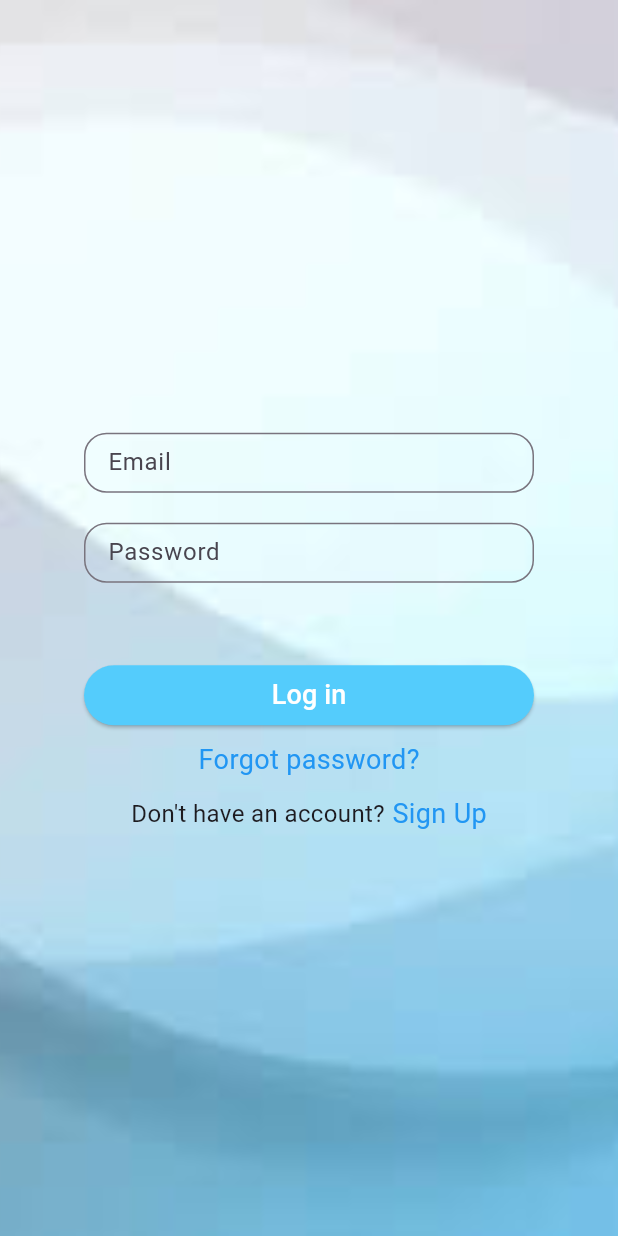
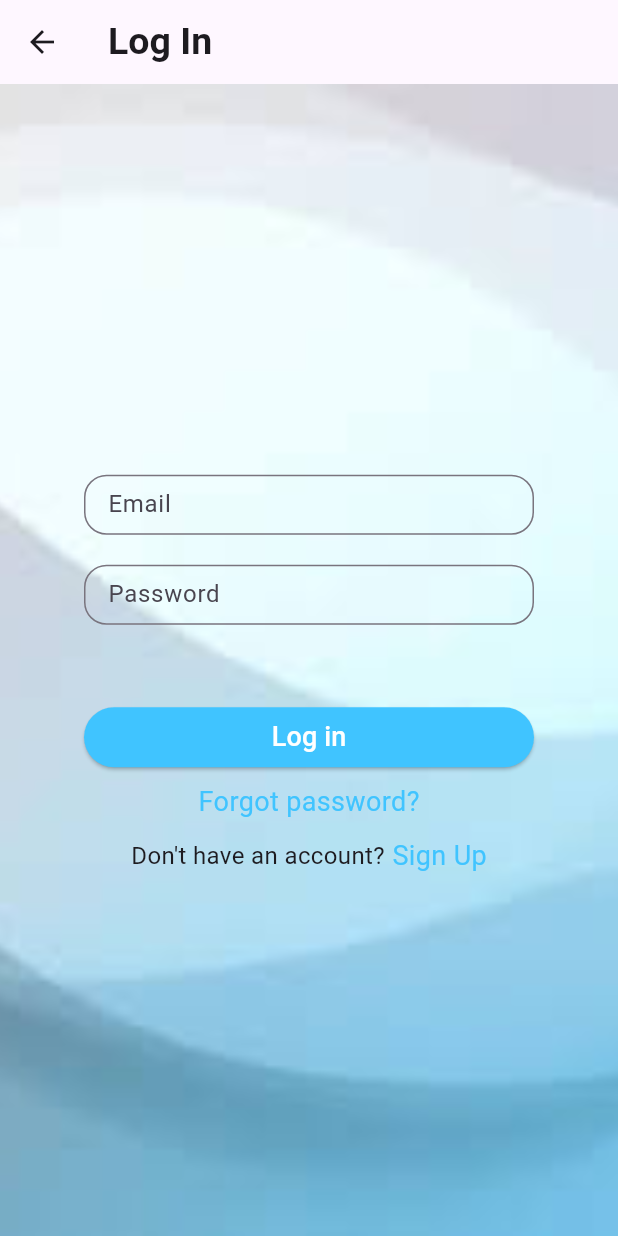
Before and after one commit to princejs446/Main-project-3, a Flutter app: the screen it shows after launch, after a tap on "Login", on a phone screen of 412 x 824 dp. Run offline on Flutter 3.47's test engine with Material 3 defaults, Android fonts, the phone set to English and light mode, and no system bars; our stand-ins replace firebase_auth, firebase_core; accounts and stored records are empty; network calls fail.

Commit message:
Quiz app on 20/12/2024

```diff
--- a/lib/login.dart
+++ b/lib/login.dart
@@ -53,6 +53,12 @@ class _LoginPageState extends State<LoginPage> {
   @override
   Widget build(BuildContext context) {
     return Scaffold(
+      appBar: AppBar(
+        title: Text(
+          'Log In',
+          style: TextStyle(fontSize: 25, fontWeight: FontWeight.bold),
+        ),
+      ),
       body: Stack(
         children: [
 
@@ -95,7 +101,7 @@ class _LoginPageState extends State<LoginPage> {
                 width: 300,
                 child: ElevatedButton(
                   style: ElevatedButton.styleFrom(
-                    backgroundColor: const Color.fromARGB(255, 84, 204, 252),
+                    backgroundColor: Colors.lightBlueAccent,
                     foregroundColor: Colors.white,
                   ),
                   onPressed: _signIn,
@@ -115,7 +121,7 @@ class _LoginPageState extends State<LoginPage> {
                     },
                     child: Text(
                       "Forgot password?",
-                      style: TextStyle(fontSize: 18, color: Colors.blue),
+                      style: TextStyle(fontSize: 18, color:Colors.lightBlueAccent),
                     ),
                   ),
                 ],
@@ -138,7 +144,7 @@ class _LoginPageState extends State<LoginPage> {
                     },
                     child: Text(
                       "Sign Up",
-                      style: TextStyle(fontSize: 18, color: Colors.blue),
+                      style: TextStyle(fontSize: 18, color: Colors.lightBlueAccent),
                     ),
                   ),
                 ],
--- a/lib/quizScreen.dart
+++ b/lib/quizScreen.dart
@@ -115,7 +115,7 @@ class _QuizScreenState extends State<QuizScreen> {
     return Scaffold(
       appBar: AppBar(
         title: Text('Flutter Quiz'),
-        backgroundColor: const Color.fromARGB(255, 100, 198, 243),
+        backgroundColor: Colors.lightBlueAccent
       ),
       body: Container(
         decoration: BoxDecoration(
@@ -151,7 +151,7 @@ class _QuizScreenState extends State<QuizScreen> {
                         child: ElevatedButton(
                           style: ElevatedButton.styleFrom(
                             backgroundColor: isSelected
-                                ? (isCorrect ? Colors.green : const Color.fromARGB(255, 97, 179, 226))
+                                ? (isCorrect ? Colors.green : Colors.lightBlueAccent)
                                 : const Color.fromARGB(255, 231, 224, 225),
                             foregroundColor: Colors.white,
                             padding: EdgeInsets.symmetric(vertical: 16),
--- a/lib/resultScreen.dart
+++ b/lib/resultScreen.dart
@@ -43,14 +43,14 @@ class ResultScreen extends StatelessWidget {
                     child: CircularProgressIndicator(
                       value: percentage / 100,
                       strokeWidth: 20,
-                      valueColor: AlwaysStoppedAnimation<Color>(Colors.blue),
+                      valueColor: AlwaysStoppedAnimation<Color>(Colors.lightBlueAccent),
                     ),
                   ),
                   Text(
                     '${percentage.toStringAsFixed(1)}%',
                     style: TextStyle(
                       fontSize: 50,
-                      color: Colors.blue,
+                      color: Colors.lightBlueAccent,
                       fontWeight: FontWeight.bold,
                     ),
                   ),
@@ -78,7 +78,7 @@ class ResultScreen extends StatelessWidget {
                 },
                 child: Text('Restart'),
                 style: ElevatedButton.styleFrom(
-                  backgroundColor: Colors.blue, // Button color
+                  backgroundColor:Colors.lightBlueAccent, // Button color
                   padding: EdgeInsets.symmetric(vertical: 16, horizontal: 40),
                 ),
               ),
--- a/lib/signup.dart
+++ b/lib/signup.dart
@@ -103,7 +103,7 @@ class _SignupState extends State<Signup> {
                 width: 300,
                 child: ElevatedButton(
                   style: ElevatedButton.styleFrom(
-                    backgroundColor: const Color.fromARGB(255, 120, 185, 238),
+                    backgroundColor:Colors.lightBlueAccent,
                     foregroundColor: Colors.white,
                   ),
                   onPressed: () {
@@ -135,7 +135,7 @@ class _SignupState extends State<Signup> {
                     child: Text(
                       "Login",
                       style: TextStyle(
-                        color: const Color.fromARGB(255, 136, 198, 248),
+                        color:Colors.lightBlueAccent,
                         fontSize: 18,
                       ),
                     ),
@@ -154,7 +154,7 @@ class _SignupState extends State<Signup> {
                     },
                     child: Text(
                       "Forgot password?",
-                      style: TextStyle(fontSize: 18, color: Colors.blue),
+                      style: TextStyle(fontSize: 18, color: Colors.lightBlueAccent),
                     ),
                   ),
                 ],
```
